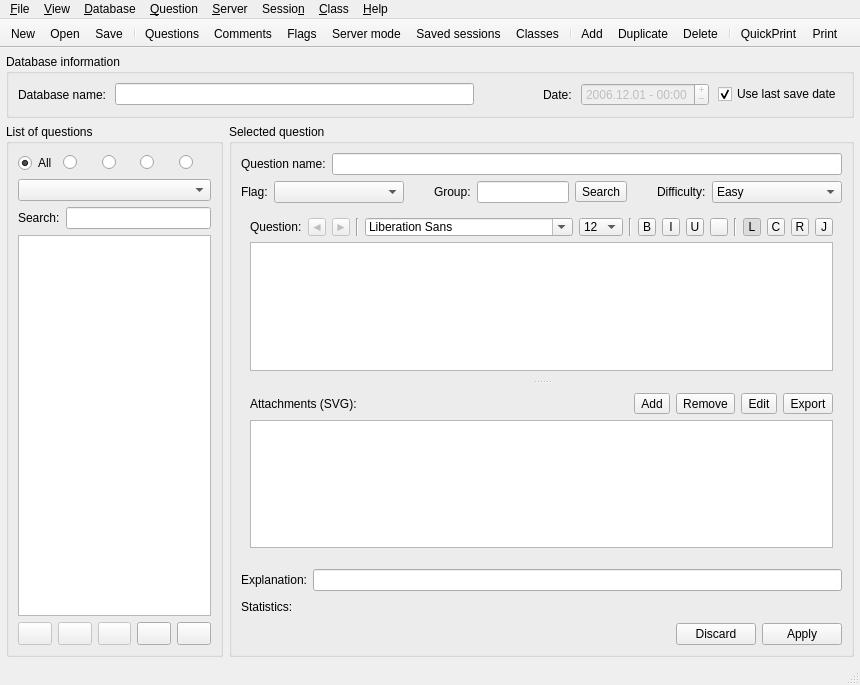
This is iTestServer/main_window_v2.ui in DmitryGoldobin/iTest_Qt-4.8 as Qt 5 draws it before an edit. The edited form follows.
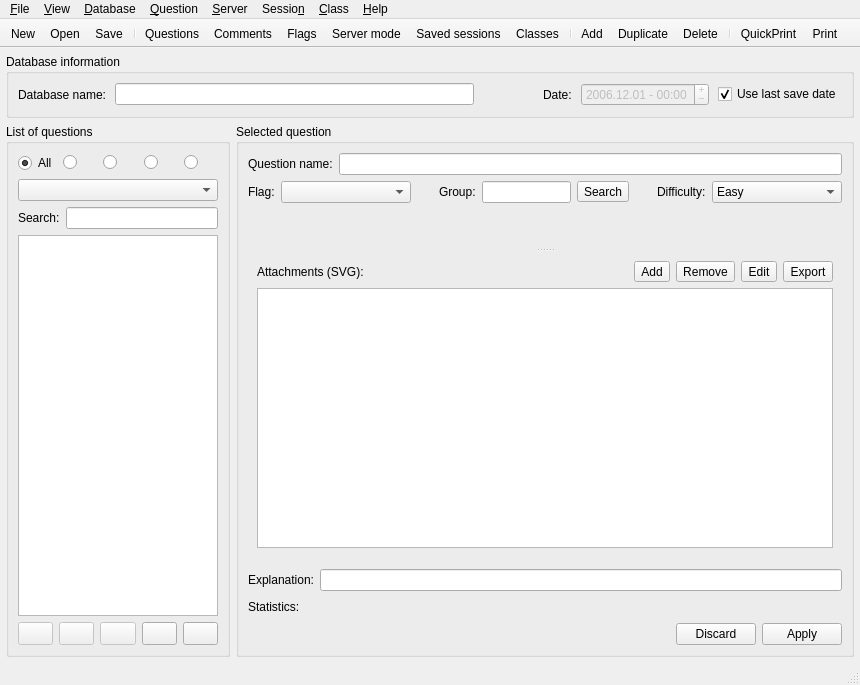
This is the edited form. The open tabs and pages were chosen to show the change. Icons and pictures are not drawn. Custom widgets are drawn as their Qt base class.

Commit message: new class MTTextEdit (QTextEdit with a formatting panel), updated the translations

The edit to the form file:
```diff
--- a/iTestServer/main_window_v2.ui
+++ b/iTestServer/main_window_v2.ui
@@ -639,19 +639,19 @@
             <property name="title" >
              <string>Selected question</string>
             </property>
-            <layout class="QVBoxLayout" >
+            <layout class="QVBoxLayout" name="verticalLayout_2">
              <item>
-              <layout class="QHBoxLayout" >
+              <layout class="QHBoxLayout">
                <item>
-                <widget class="QLabel" name="SQQuestionNameLabel" >
-                 <property name="text" >
+                <widget class="QLabel" name="SQQuestionNameLabel">
+                 <property name="text">
                   <string>Question name:</string>
                  </property>
                 </widget>
                </item>
                <item>
-                <widget class="QLineEdit" name="SQQuestionNameLineEdit" >
-                 <property name="statusTip" >
+                <widget class="QLineEdit" name="SQQuestionNameLineEdit">
+                 <property name="statusTip">
                   <string>Name of the selected question</string>
                  </property>
                 </widget>
@@ -659,17 +659,17 @@
               </layout>
              </item>
              <item>
-              <layout class="QHBoxLayout" >
+              <layout class="QHBoxLayout">
                <item>
-                <widget class="QLabel" name="SQFlagLabel" >
-                 <property name="text" >
+                <widget class="QLabel" name="SQFlagLabel">
+                 <property name="text">
                   <string>Flag:</string>
                  </property>
                 </widget>
                </item>
                <item>
-                <widget class="QComboBox" name="SQFlagComboBox" >
-                 <property name="minimumSize" >
+                <widget class="QComboBox" name="SQFlagComboBox">
+                 <property name="minimumSize">
                   <size>
                    <width>130</width>
                    <height>0</height>
@@ -694,22 +694,22 @@
                 </spacer>
                </item>
                <item>
-                <widget class="QLabel" name="SQGroupLabel" >
-                 <property name="text" >
+                <widget class="QLabel" name="SQGroupLabel">
+                 <property name="text">
                   <string>Group:</string>
                  </property>
                 </widget>
                </item>
                <item>
-                <widget class="QLineEdit" name="SQGroupLineEdit" >
-                 <property name="statusTip" >
+                <widget class="QLineEdit" name="SQGroupLineEdit">
+                 <property name="statusTip">
                   <string>Group of the selected question</string>
                  </property>
                 </widget>
                </item>
                <item>
-                <widget class="QToolButton" name="tbtnSearchByGroup" >
-                 <property name="statusTip" >
+                <widget class="QToolButton" name="tbtnSearchByGroup">
+                 <property name="statusTip">
                   <string>Search the database for other questions in this group</string>
                  </property>
                  <property name="text" >
@@ -786,455 +786,25 @@
               </layout>
              </item>
              <item>
-              <widget class="QSplitter" name="SQSplitter" >
-               <property name="orientation" >
+              <widget class="QSplitter" name="SQSplitter">
+               <property name="orientation">
                 <enum>Qt::Vertical</enum>
                </property>
-               <widget class="QWidget" name="layoutWidget_2" >
-                <layout class="QVBoxLayout" >
+               <widget class="MTTextEdit" name="SQQuestionTextEdit" native="true"/>
+               <widget class="QWidget" name="verticalLayout">
+                <layout class="QVBoxLayout">
                  <item>
-                  <layout class="QHBoxLayout" >
+                  <layout class="QHBoxLayout">
                    <item>
-                    <widget class="QLabel" name="SQQuestionLabel" >
-                     <property name="text" >
-                      <string>Question:</string>
-                     </property>
-                    </widget>
-                   </item>
-                   <item>
-                    <spacer>
-                     <property name="orientation" >
-                      <enum>Qt::Horizontal</enum>
-                     </property>
-                     <property name="sizeHint" stdset="0" >
-                      <size>
-                       <width>40</width>
-                       <height>10</height>
-                      </size>
-                     </property>
-                    </spacer>
-                   </item>
-                   <item>
-                    <widget class="QToolButton" name="tbtnUndo" >
-                     <property name="enabled" >
-                      <bool>false</bool>
-                     </property>
-                     <property name="minimumSize" >
-                      <size>
-                       <width>18</width>
-                       <height>18</height>
-                      </size>
-                     </property>
-                     <property name="maximumSize" >
-                      <size>
-                       <width>18</width>
-                       <height>18</height>
-                      </size>
-                     </property>
-                     <property name="statusTip" >
-                      <string>Undo</string>
-                     </property>
-                     <property name="text" >
-                      <string>◄</string>
-                     </property>
-                    </widget>
-                   </item>
-                   <item>
-                    <widget class="QToolButton" name="tbtnRedo" >
-                     <property name="enabled" >
-                      <bool>false</bool>
-                     </property>
-                     <property name="minimumSize" >
-                      <size>
-                       <width>18</width>
-                       <height>18</height>
-                      </size>
-                     </property>
-                     <property name="maximumSize" >
-                      <size>
-                       <width>18</width>
-                       <height>18</height>
-                      </size>
-                     </property>
-                     <property name="statusTip" >
-                      <string>Redo</string>
-                     </property>
-                     <property name="text" >
-                      <string>►</string>
-                     </property>
-                    </widget>
-                   </item>
-                   <item>
-                    <widget class="Line" name="line_4" >
-                     <property name="orientation" >
-                      <enum>Qt::Vertical</enum>
-                     </property>
-                    </widget>
-                   </item>
-                   <item>
-                    <widget class="QFontComboBox" name="fontComboBox" >
-                     <property name="minimumSize" >
-                      <size>
-                       <width>0</width>
-                       <height>18</height>
-                      </size>
-                     </property>
-                     <property name="statusTip" >
-                      <string>Choose a font</string>
-                     </property>
-                    </widget>
-                   </item>
-                   <item>
-                    <widget class="QComboBox" name="sizeComboBox" >
-                     <property name="minimumSize" >
-                      <size>
-                       <width>0</width>
-                       <height>18</height>
-                      </size>
-                     </property>
-                     <property name="toolTip" >
-                      <string/>
-                     </property>
-                     <property name="statusTip" >
-                      <string>Select text size</string>
-                     </property>
-                     <property name="currentIndex" >
-                      <number>2</number>
-                     </property>
-                     <item>
-                      <property name="text" >
-                       <string>10</string>
-                      </property>
-                     </item>
-                     <item>
-                      <property name="text" >
-                       <string>11</string>
-                      </property>
-                     </item>
-                     <item>
-                      <property name="text" >
-                       <string>12</string>
-                      </property>
-                     </item>
-                     <item>
-                      <property name="text" >
-                       <string>14</string>
-                      </property>
-                     </item>
-                     <item>
-                      <property name="text" >
-                       <string>16</string>
-                      </property>
-                     </item>
-                     <item>
-                      <property name="text" >
-                       <string>18</string>
-                      </property>
-                     </item>
-                     <item>
-                      <property name="text" >
-                       <string>20</string>
-                      </property>
-                     </item>
-                     <item>
-                      <property name="text" >
-                       <string>22</string>
-                      </property>
-                     </item>
-                     <item>
-                      <property name="text" >
-                       <string>24</string>
-                      </property>
-                     </item>
-                     <item>
-                      <property name="text" >
-                       <string>26</string>
-                      </property>
-                     </item>
-                     <item>
-                      <property name="text" >
-                       <string>28</string>
-                      </property>
-                     </item>
-                     <item>
-                      <property name="text" >
-                       <string>30</string>
-                      </property>
-                     </item>
-                     <item>
-                      <property name="text" >
-                       <string>36</string>
-                      </property>
-                     </item>
-                     <item>
-                      <property name="text" >
-                       <string>48</string>
-                      </property>
-                     </item>
-                     <item>
-                      <property name="text" >
-                       <string>96</string>
-                      </property>
-                     </item>
-                    </widget>
-                   </item>
-                   <item>
-                    <widget class="Line" name="line" >
-                     <property name="orientation" >
-                      <enum>Qt::Vertical</enum>
-                     </property>
-                    </widget>
-                   </item>
-                   <item>
-                    <widget class="QToolButton" name="tbtnBold" >
-                     <property name="minimumSize" >
-                      <size>
-                       <width>18</width>
-                       <height>18</height>
-                      </size>
-                     </property>
-                     <property name="maximumSize" >
-                      <size>
-                       <width>18</width>
-                       <height>18</height>
-                      </size>
-                     </property>
-                     <property name="statusTip" >
-                      <string>Bold</string>
-                     </property>
-                     <property name="text" >
-                      <string>B</string>
-                     </property>
-                     <property name="checkable" >
-                      <bool>true</bool>
-                     </property>
-                    </widget>
-                   </item>
-                   <item>
-                    <widget class="QToolButton" name="tbtnItalic" >
-                     <property name="minimumSize" >
-                      <size>
-                       <width>18</width>
-                       <height>18</height>
-                      </size>
-                     </property>
-                     <property name="maximumSize" >
-                      <size>
-                       <width>18</width>
-                       <height>18</height>
-                      </size>
-                     </property>
-                     <property name="statusTip" >
-                      <string>Italic</string>
-                     </property>
-                     <property name="text" >
-                      <string>I</string>
-                     </property>
-                     <property name="checkable" >
-                      <bool>true</bool>
-                     </property>
-                    </widget>
-                   </item>
-                   <item>
-                    <widget class="QToolButton" name="tbtnUnderlined" >
-                     <property name="minimumSize" >
-                      <size>
-                       <width>18</width>
-                       <height>18</height>
-                      </size>
-                     </property>
-                     <property name="maximumSize" >
-                      <size>
-                       <width>18</width>
-                       <height>18</height>
-                      </size>
-                     </property>
-                     <property name="statusTip" >
-                      <string>Underlined</string>
-                     </property>
-                     <property name="text" >
-                      <string>U</string>
-                     </property>
-                     <property name="checkable" >
-                      <bool>true</bool>
-                     </property>
-                    </widget>
-                   </item>
-                   <item>
-                    <widget class="QToolButton" name="tbtnColour" >
-                     <property name="minimumSize" >
-                      <size>
-                       <width>18</width>
-                       <height>18</height>
-                      </size>
-                     </property>
-                     <property name="maximumSize" >
-                      <size>
-                       <width>18</width>
-                       <height>18</height>
-                      </size>
-                     </property>
-                     <property name="statusTip" >
-                      <string>Text colour</string>
-                     </property>
-                     <property name="text" >
-                      <string/>
-                     </property>
-                     <property name="checkable" >
-                      <bool>false</bool>
-                     </property>
-                    </widget>
-                   </item>
-                   <item>
-                    <widget class="Line" name="line_2" >
-                     <property name="orientation" >
-                      <enum>Qt::Vertical</enum>
-                     </property>
-                    </widget>
-                   </item>
-                   <item>
-                    <widget class="QToolButton" name="tbtnAlignLeft" >
-                     <property name="minimumSize" >
-                      <size>
-                       <width>18</width>
-                       <height>18</height>
-                      </size>
-                     </property>
-                     <property name="maximumSize" >
-                      <size>
-                       <width>18</width>
-                       <height>18</height>
-                      </size>
-                     </property>
-                     <property name="statusTip" >
-                      <string>Align left</string>
-                     </property>
-                     <property name="text" >
-                      <string>L</string>
-                     </property>
-                     <property name="checkable" >
-                      <bool>true</bool>
-                     </property>
-                     <property name="checked" >
-                      <bool>true</bool>
-                     </property>
-                    </widget>
-                   </item>
-                   <item>
-                    <widget class="QToolButton" name="tbtnAlignCentre" >
-                     <property name="minimumSize" >
-                      <size>
-                       <width>18</width>
-                       <height>18</height>
-                      </size>
-                     </property>
-                     <property name="maximumSize" >
-                      <size>
-                       <width>18</width>
-                       <height>18</height>
-                      </size>
-                     </property>
-                     <property name="statusTip" >
-                      <string>Align centre</string>
-                     </property>
-                     <property name="text" >
-                      <string>C</string>
-                     </property>
-                     <property name="checkable" >
-                      <bool>true</bool>
-                     </property>
-                     <property name="checked" >
-                      <bool>false</bool>
-                     </property>
-                    </widget>
-                   </item>
-                   <item>
-                    <widget class="QToolButton" name="tbtnAlignRight" >
-                     <property name="minimumSize" >
-                      <size>
-                       <width>18</width>
-                       <height>18</height>
-                      </size>
-                     </property>
-                     <property name="maximumSize" >
-                      <size>
-                       <width>18</width>
-                       <height>18</height>
-                      </size>
-                     </property>
-                     <property name="statusTip" >
-                      <string>Align right</string>
-                     </property>
-                     <property name="text" >
-                      <string>R</string>
-                     </property>
-                     <property name="checkable" >
-                      <bool>true</bool>
-                     </property>
-                     <property name="checked" >
-                      <bool>false</bool>
-                     </property>
-                    </widget>
-                   </item>
-                   <item>
-                    <widget class="QToolButton" name="tbtnAlignJustify" >
-                     <property name="minimumSize" >
-                      <size>
-                       <width>18</width>
-                       <height>18</height>
-                      </size>
-                     </property>
-                     <property name="maximumSize" >
-                      <size>
-                       <width>18</width>
-                       <height>18</height>
-                      </size>
-                     </property>
-                     <property name="statusTip" >
-                      <string>Justify</string>
-                     </property>
-                     <property name="text" >
-                      <string>J</string>
-                     </property>
-                     <property name="checkable" >
-                      <bool>true</bool>
-                     </property>
-                     <property name="checked" >
-                      <bool>false</bool>
-                     </property>
-                    </widget>
-                   </item>
-                  </layout>
-                 </item>
-                 <item>
-                  <widget class="QTextEdit" name="SQQuestionTextEdit" >
-                   <property name="minimumSize" >
-                    <size>
-                     <width>0</width>
-                     <height>30</height>
-                    </size>
-                   </property>
-                   <property name="statusTip" >
-                    <string>Text of the selected question</string>
-                   </property>
-                  </widget>
-                 </item>
-                </layout>
-               </widget>
-               <widget class="QWidget" name="verticalLayout" >
-                <layout class="QVBoxLayout" >
-                 <item>
-                  <layout class="QHBoxLayout" >
-                   <item>
-                    <widget class="QLabel" name="SQSVGLabel" >
-                     <property name="text" >
+                    <widget class="QLabel" name="SQSVGLabel">
+                     <property name="text">
                       <string>Attachments (SVG):</string>
                      </property>
                     </widget>
                    </item>
                    <item>
-                    <widget class="QToolButton" name="tbtnAddSVG" >
-                     <property name="toolTip" >
+                    <widget class="QToolButton" name="tbtnAddSVG">
+                     <property name="toolTip">
                       <string>Add SVG</string>
                      </property>
                      <property name="statusTip" >
@@ -1256,8 +826,8 @@
                     </widget>
                    </item>
                    <item>
-                    <widget class="QToolButton" name="tbtnRemoveSVG" >
-                     <property name="toolTip" >
+                    <widget class="QToolButton" name="tbtnRemoveSVG">
+                     <property name="toolTip">
                       <string>Remove SVG</string>
                      </property>
                      <property name="statusTip" >
@@ -1279,8 +849,8 @@
                     </widget>
                    </item>
                    <item>
-                    <widget class="QToolButton" name="tbtnEditSVG" >
-                     <property name="toolTip" >
+                    <widget class="QToolButton" name="tbtnEditSVG">
+                     <property name="toolTip">
                       <string>Edit SVG</string>
                      </property>
                      <property name="statusTip" >
@@ -1302,8 +872,8 @@
                     </widget>
                    </item>
                    <item>
-                    <widget class="QToolButton" name="tbtnExportSVG" >
-                     <property name="toolTip" >
+                    <widget class="QToolButton" name="tbtnExportSVG">
+                     <property name="toolTip">
                       <string>Export SVG</string>
                      </property>
                      <property name="statusTip" >
@@ -1327,8 +897,8 @@
                   </layout>
                  </item>
                  <item>
-                  <widget class="QListWidget" name="SQSVGListWidget" >
-                   <property name="minimumSize" >
+                  <widget class="QListWidget" name="SQSVGListWidget">
+                   <property name="minimumSize">
                     <size>
                      <width>0</width>
                      <height>30</height>
@@ -1359,17 +929,17 @@
               <widget class="AnswersEdit" native="1" name="SQAnswersEdit" />
              </item>
              <item>
-              <layout class="QHBoxLayout" >
+              <layout class="QHBoxLayout">
                <item>
-                <widget class="QLabel" name="SQExplanationLabel" >
-                 <property name="text" >
+                <widget class="QLabel" name="SQExplanationLabel">
+                 <property name="text">
                   <string>Explanation:</string>
                  </property>
                 </widget>
                </item>
                <item>
-                <widget class="QLineEdit" name="SQExplanationLineEdit" >
-                 <property name="statusTip" >
+                <widget class="QLineEdit" name="SQExplanationLineEdit">
+                 <property name="statusTip">
                   <string>A brief explanation of the selected question</string>
                  </property>
                 </widget>
@@ -1377,8 +947,8 @@
               </layout>
              </item>
              <item>
-              <widget class="QLabel" name="SQStatisticsLabel" >
-               <property name="minimumSize" >
+              <widget class="QLabel" name="SQStatisticsLabel">
+               <property name="minimumSize">
                 <size>
                  <width>0</width>
                  <height>20</height>
@@ -1393,8 +963,8 @@
               </widget>
              </item>
              <item>
-              <widget class="QDialogButtonBox" name="SQButtonBox" >
-               <property name="orientation" >
+              <widget class="QDialogButtonBox" name="SQButtonBox">
+               <property name="orientation">
                 <enum>Qt::Horizontal</enum>
                </property>
                <property name="standardButtons" >
@@ -5906,7 +5476,7 @@
    </property>
   </action>
  </widget>
- <layoutdefault spacing="6" margin="9" />
+ <layoutdefault spacing="6" margin="9"/>
  <customwidgets>
   <customwidget>
    <class>ExtendedLineEdit</class>
@@ -5939,6 +5509,12 @@
    <header>answersedit.h</header>
    <container>1</container>
   </customwidget>
+  <customwidget>
+   <class>MTTextEdit</class>
+   <extends>QWidget</extends>
+   <header>mttextedit.h</header>
+   <container>1</container>
+  </customwidget>
  </customwidgets>
  <resources>
   <include location="resources.qrc" />
```
Left out of the diff: 4068 changed lines with no effect on the pictures. The commit also changes 22 other files.
